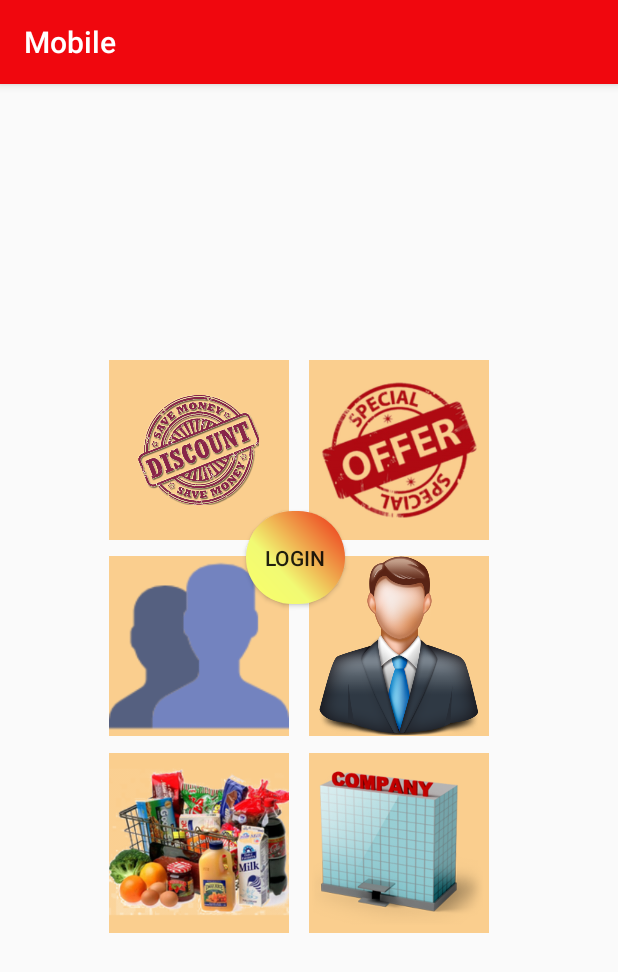
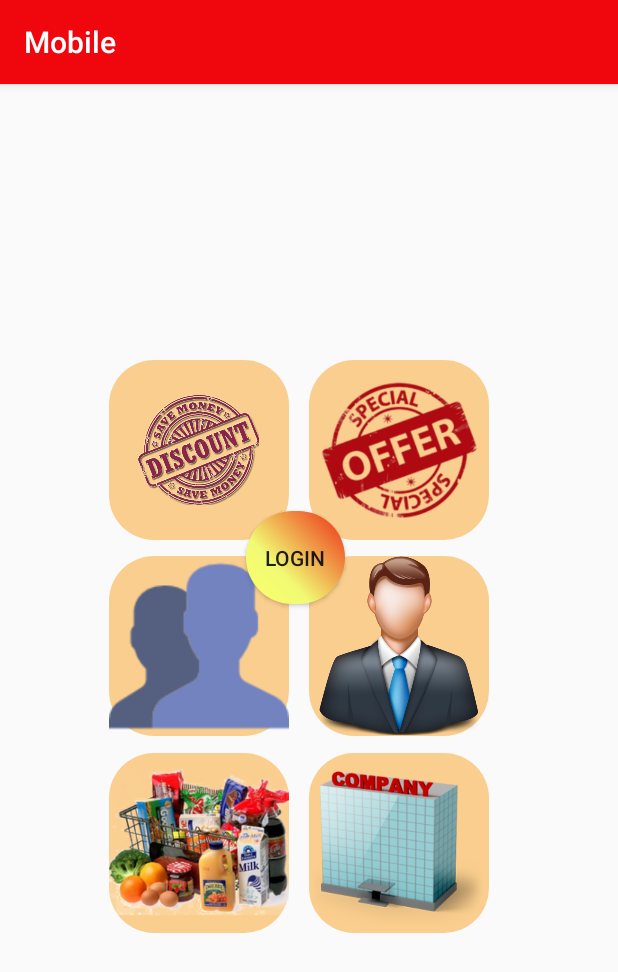
Before and after one commit to HMWork-Manu/MOB_App, an Android app: the fragment MenuFragment shown on its own in the app's theme, on a phone screen of 412 x 824 dp. Shown: the top 972 px of the screen. Run offline under Robolectric (Android 15) with nearby library versions, the phone set to English and light mode, and no system bars.

Commit message:
menu login button action

```diff
--- a/app/build.gradle
+++ b/app/build.gradle
@@ -28,4 +28,6 @@ dependencies {
     testImplementation 'junit:junit:4.12'
     androidTestImplementation 'androidx.test:runner:1.2.0'
     androidTestImplementation 'androidx.test.espresso:espresso-core:3.2.0'
+
+
 }
--- a/app/src/main/java/com/example/mobile/MenuFragment.java
+++ b/app/src/main/java/com/example/mobile/MenuFragment.java
@@ -26,9 +26,8 @@ public class MenuFragment extends Fragment {
     public void onViewCreated(@NonNull View view, @Nullable Bundle savedInstanceState) {
         super.onViewCreated(view, savedInstanceState);
 
-        //login button
-        logButton= view.findViewById(R.id.button);
 
+        logButton = view.findViewById(R.id.loginMenubtn);
         logButton.setOnClickListener(new View.OnClickListener() {
             @Override
             public void onClick(View view) {
@@ -107,5 +106,8 @@ public class MenuFragment extends Fragment {
                 fr.commit();
             }
         });
+
+
+
     }
 }
--- /dev/null
+++ b/app/src/main/res/drawable/radius.xml
@@ -0,0 +1,6 @@
+<?xml version="1.0" encoding="utf-8"?>
+<shape xmlns:android="http://schemas.android.com/apk/res/android" android:shape="rectangle">
+    <solid android:color="#FFFACE8E"></solid>
+    <corners android:radius="30dp"/>
+
+</shape>
--- a/app/src/main/res/layout/fragment_menu.xml
+++ b/app/src/main/res/layout/fragment_menu.xml
@@ -16,7 +16,7 @@
         android:layout_marginEnd="219dp"
         android:layout_marginRight="219dp"
         android:layout_marginBottom="446dp"
-        android:background="#FFFACE8E"
+        android:background="@drawable/radius"
         app:layout_constraintBottom_toBottomOf="parent"
         app:layout_constraintEnd_toEndOf="parent"
         app:layout_constraintStart_toStartOf="parent"
@@ -33,7 +33,7 @@
         android:layout_marginEnd="86dp"
         android:layout_marginRight="86dp"
         android:layout_marginBottom="446dp"
-        android:background="#FFFACE8E"
+        android:background="@drawable/radius"
         app:layout_constraintBottom_toBottomOf="parent"
         app:layout_constraintEnd_toEndOf="parent"
         app:layout_constraintStart_toStartOf="parent"
@@ -50,7 +50,7 @@
         android:layout_marginEnd="219dp"
         android:layout_marginRight="219dp"
         android:layout_marginBottom="315dp"
-        android:background="#FFFACE8E"
+        android:background="@drawable/radius"
         app:layout_constraintBottom_toBottomOf="parent"
         app:layout_constraintEnd_toEndOf="parent"
         app:layout_constraintStart_toStartOf="parent"
@@ -67,7 +67,7 @@
         android:layout_marginEnd="86dp"
         android:layout_marginRight="86dp"
         android:layout_marginBottom="315dp"
-        android:background="#FFFACE8E"
+        android:background="@drawable/radius"
         app:layout_constraintBottom_toBottomOf="parent"
         app:layout_constraintEnd_toEndOf="parent"
         app:layout_constraintStart_toStartOf="parent"
@@ -84,7 +84,7 @@
         android:layout_marginEnd="86dp"
         android:layout_marginRight="86dp"
         android:layout_marginBottom="184dp"
-        android:background="#FFFACE8E"
+        android:background="@drawable/radius"
         app:layout_constraintBottom_toBottomOf="parent"
         app:layout_constraintEnd_toEndOf="parent"
         app:layout_constraintStart_toStartOf="parent"
@@ -101,7 +101,7 @@
         android:layout_marginEnd="219dp"
         android:layout_marginRight="219dp"
         android:layout_marginBottom="184dp"
-        android:background="#FFFACE8E"
+        android:background="@drawable/radius"
         app:layout_constraintBottom_toBottomOf="parent"
         app:layout_constraintEnd_toEndOf="parent"
         app:layout_constraintStart_toStartOf="parent"
```
